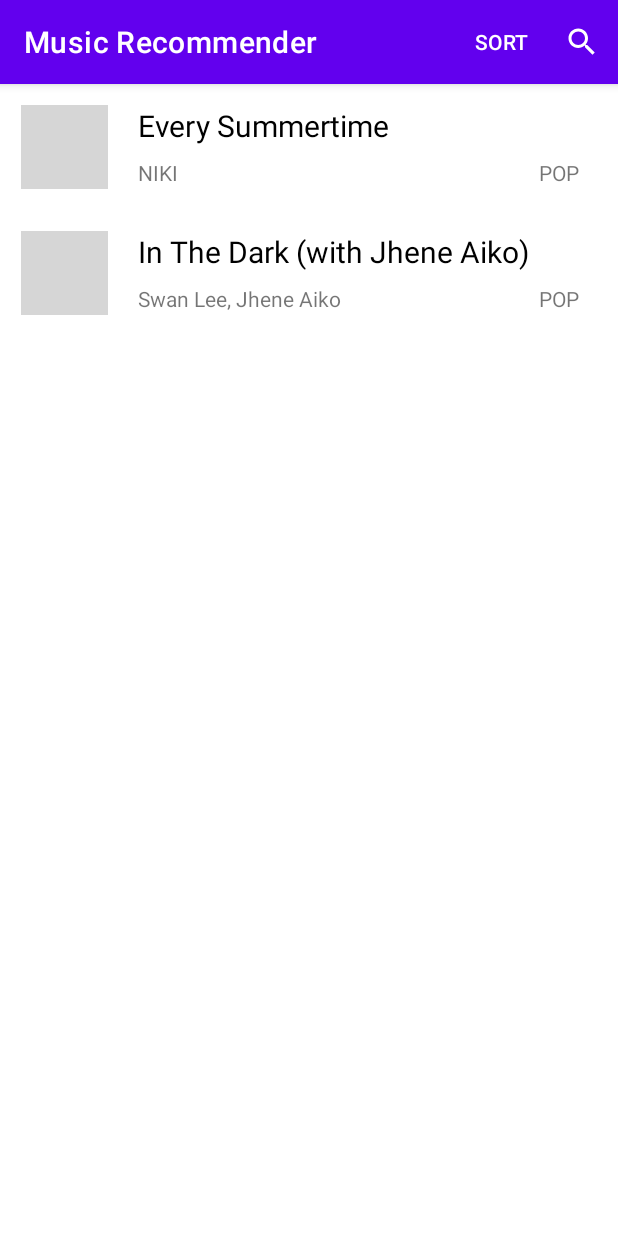
After one commit to joyajeong/muse, an Android app: the SongListActivity screen opened directly, with no data from a screen before it, on a phone screen of 412 x 824 dp. The commit adds this screen. Run offline under Robolectric (Android 15) with nearby library versions, the phone set to English and light mode, and no system bars; pictures from the network do not load; grey boxes are pictures that could not be loaded.

Commit message:
Created simple recycler view and detail screen

```diff
--- a/app/build.gradle
+++ b/app/build.gradle
@@ -35,4 +35,8 @@ dependencies {
     testImplementation 'junit:junit:4.+'
     androidTestImplementation 'androidx.test.ext:junit:1.1.3'
     androidTestImplementation 'androidx.test.espresso:espresso-core:3.4.0'
+    implementation "androidx.recyclerview:recyclerview:1.2.1"
+    implementation "androidx.recyclerview:recyclerview-selection:1.1.0"
+    implementation 'com.github.bumptech.glide:glide:4.8.0'
+    annotationProcessor 'com.github.bumptech.glide:compiler:4.8.0'
 }
--- /dev/null
+++ b/app/src/main/java/au/edu/unsw/infs3634/musicrecommender/Artist.java
@@ -0,0 +1,28 @@
+package au.edu.unsw.infs3634.musicrecommender;
+
+public class Artist {
+    private String id;
+    private String name;
+
+    public Artist(String id, String name) {
+        this.name = name;
+        this.id = id;
+    }
+
+    public String getId() {
+        return id;
+    }
+
+    public void setId(String id) {
+        this.id = id;
+    }
+
+    public String getName() {
+        return name;
+    }
+
+    public void setName(String name) {
+        this.name = name;
+    }
+
+}
--- /dev/null
+++ b/app/src/main/java/au/edu/unsw/infs3634/musicrecommender/LikedSong.java
@@ -0,0 +1,130 @@
+package au.edu.unsw.infs3634.musicrecommender;
+
+import android.util.Log;
+
+import java.sql.Array;
+import java.util.ArrayList;
+import java.util.Arrays;
+
+public class LikedSong {
+    private String id;
+    private String name;
+    private ArrayList<Artist> artists;
+    private String genre;
+    private String description;
+    private int rating;
+    private String imageURL;
+
+    public LikedSong(String id, String name, ArrayList<Artist> artists, String genre, String description, int rating, String imageURL) {
+        this.id = id;
+        this.name = name;
+        this.artists = artists;
+        this.genre = genre;
+        this.description = description;
+        this.rating = rating;
+        this.imageURL = imageURL;
+    }
+
+    public String getId() {
+        return id;
+    }
+
+    public void setId(String id) {
+        this.id = id;
+    }
+
+    public String getName() {
+        return name;
+    }
+
+    public void setName(String name) {
+        this.name = name;
+    }
+
+    public ArrayList<Artist> getArtists() {
+        return artists;
+    }
+
+    public String getGenre() {
+        return genre;
+    }
+
+    public void setGenre(String genre) {
+        this.genre = genre;
+    }
+
+    public String getDescription() {
+        return description;
+    }
+
+    public void setDescription(String genre) {
+        this.description = description;
+    }
+
+    public int getRating() {
+        return rating;
+    }
+
+    public void setRating(int rating) {
+        this.rating = rating;
+    }
+
+    public String getImageURL() {
+        return imageURL;
+    }
+
+    public void setImageURL(String imageURL) {
+        this.imageURL = imageURL;
+    }
+
+
+    public static ArrayList<LikedSong> getLikedSongs() {
+        Log.i("Where", "in getLikedSongs()");
+
+        ArrayList<LikedSong> songs = new ArrayList<>();
+        ArrayList<Artist> artist1 = new ArrayList<>();
+        artist1.add(new Artist("1234", "NIKI"));
+
+        ArrayList<Artist> artist2 = new ArrayList<>();
+        artist2.add(new Artist("1233", "Swan Lee"));
+        artist2.add(new Artist("1235", "Jhene Aiko"));
+
+        songs.add(new LikedSong("123", "Every Summertime", artist1, "POP", "A song from the Shang-Chi soundtrack", 4, "https://i.scdn.co/image/ab67616d0000b2735843d11205f6dd6a2ab5f967"));
+        songs.add(new LikedSong("124", "In The Dark (with Jhene Aiko)", artist2, "POP", "A song from the Shang-Chi soundtrack", 5, "https://i.scdn.co/image/ab67616d0000b2735843d11205f6dd6a2ab5f967"));
+
+
+        return songs;
+    }
+
+    public static LikedSong getLikedSong(String id) {
+        // Implement a method that returns one song based on it's id
+        ArrayList<LikedSong> list = getLikedSongs();
+        for (LikedSong s : list) {
+            if (s.getId().equals(id)) {
+                Log.i("Match?", "match found");
+                Log.i("Song name", s.getName());
+                return s;
+            }
+        }
+        Log.i("Where", "end of getLikedSongs() -> no matches");
+        return null;
+    }
+
+    public static String formatArtistNames(ArrayList<Artist> artists) {
+        String artistNamesArray[] = new String[artists.size()];
+        for (int i = 0; i < artists.size(); i++) {
+            artistNamesArray[i] = artists.get(i).getName();
+        }
+        String names = Arrays.toString(artistNamesArray)
+                .replace("[", "")  //remove the right bracket
+                .replace("]", "")  //remove the left bracket
+                .trim();           //remove trailing spaces from partially initialized arrays
+        return names;
+    }
+
+    @Override
+    public String toString() {
+        return "song name: " + this.getName() +
+                ", song artist: " + this.getArtists();
+    }
+}
--- /dev/null
+++ b/app/src/main/java/au/edu/unsw/infs3634/musicrecommender/RecyclerViewAdapter.java
@@ -0,0 +1,150 @@
+package au.edu.unsw.infs3634.musicrecommender;
+
+
+import android.content.Context;
+import android.content.Intent;
+import android.graphics.Bitmap;
+import android.graphics.BitmapFactory;
+import android.os.AsyncTask;
+import android.util.Log;
+import android.view.LayoutInflater;
+import android.view.View;
+import android.view.ViewGroup;
+import android.widget.Filter;
+import android.widget.Filterable;
+import android.widget.ImageView;
+import android.widget.TextView;
+import android.widget.Toast;
+
+import androidx.annotation.NonNull;
+import androidx.recyclerview.widget.RecyclerView;
+
+import com.bumptech.glide.Glide;
+import com.bumptech.glide.load.engine.DiskCacheStrategy;
+
+import java.io.InputStream;
+import java.text.NumberFormat;
+import java.util.ArrayList;
+import java.util.Collections;
+import java.util.Comparator;
+import java.util.Locale;
+
+public class RecyclerViewAdapter extends RecyclerView.Adapter<RecyclerViewAdapter.ViewHolder> implements Filterable {
+
+    private ArrayList<LikedSong> mLikedSongs;
+    private ArrayList<LikedSong> mLikedSongsFiltered;
+    private ClickListener mClickListener;
+
+    public RecyclerViewAdapter(ArrayList<LikedSong> likedSongs, ClickListener listener) {
+        this.mLikedSongs = likedSongs;
+        this.mLikedSongsFiltered = likedSongs;
+        this.mClickListener = listener;
+    }
+
+    @Override
+    public Filter getFilter() {
+        return new Filter() {
+            @Override
+            protected FilterResults performFiltering(CharSequence charSequence) {
+                String charString = charSequence.toString();
+                if(charString.isEmpty()) {
+                    mLikedSongsFiltered = mLikedSongs;
+                } else {
+                    ArrayList<LikedSong> filteredList = new ArrayList<>();
+                    for (LikedSong s : mLikedSongs) {
+                        if (s.getName().toLowerCase().contains(charString.toLowerCase())) {
+                            filteredList.add(s);
+                        }
+                    }
+                    mLikedSongsFiltered = filteredList;
+                }
+                FilterResults filterResult = new FilterResults();
+                filterResult.values = mLikedSongsFiltered;
+                return filterResult;
+            }
+
+            @Override
+            protected void publishResults(CharSequence charSequence, FilterResults filterResults) {
+                mLikedSongsFiltered = (ArrayList<LikedSong>) filterResults.values;
+                notifyDataSetChanged();
+            }
+        };
+    }
+
+    // Allows clicks events to be caught
+    public interface ClickListener {
+        void onClick(View view, int position);
+    }
+
+    @NonNull
+    @Override
+    public ViewHolder onCreateViewHolder(@NonNull ViewGroup parent, int viewType) {
+        View view = LayoutInflater.from(parent.getContext()).inflate(R.layout.song_row, parent, false);
+        return new ViewHolder(view, mClickListener);
+    }
+
+    @Override
+    public void onBindViewHolder(@NonNull ViewHolder holder, int position) {
+        final LikedSong song = mLikedSongsFiltered.get(position);
+        holder.songName.setText(song.getName());
+        holder.artistName.setText(LikedSong.formatArtistNames(song.getArtists()));
+        holder.songGenre.setText(song.getGenre());
+        Glide.with(holder.image.getContext())
+                .load(song.getImageURL())
+                .into(holder.image);
+
+    }
+
+    @Override
+    public int getItemCount() {
+        return mLikedSongsFiltered.size();
+    }
+
+    public class ViewHolder extends RecyclerView.ViewHolder implements View.OnClickListener{
+        ImageView image;
+        TextView songName, artistName, songGenre;
+        ClickListener listener;
+
+        public ViewHolder(View itemView, ClickListener listener) {
+            super(itemView);
+            image = itemView.findViewById(R.id.ivImage);
+            songName = itemView.findViewById(R.id.tvSongName);
+            artistName = itemView.findViewById(R.id.tvArtist);
+            songGenre = itemView.findViewById(R.id.tvGenre);
+            itemView.setOnClickListener(this);
+        }
+
+        @Override
+        public void onClick(View view) {
+            if (mClickListener != null) mClickListener.onClick(view, getAbsoluteAdapterPosition());
+//            listener.onClick(view, (Integer) view.getTag());
+        }
+    }
+
+    public String formatNumber(int number) {
+        return NumberFormat.getNumberInstance(Locale.US).format(number);
+    }
+
+    //sort method
+    public void sort(final int sortMethod) {
+        if(mLikedSongsFiltered.size() > 0) {
+            Collections.sort(mLikedSongsFiltered, new Comparator<LikedSong>() {
+                @Override
+                public int compare(LikedSong s1, LikedSong s2) {
+                    //sort by song name
+                    if (sortMethod == 1) {
+                        return s1.getName().compareTo(s2.getName());
+                    }
+                    //not sure how to sort by array list of artists
+//                    } else if (sortMethod == 2) {
+//                        //sort by artist name
+//                        return s1.get().compareTo(s2.getTotalConfirmed());
+//                    }
+                    return s1.getName().compareTo(s2.getName());
+                }
+            });
+        }
+        notifyDataSetChanged();
+    }
+
+}
--- /dev/null
+++ b/app/src/main/java/au/edu/unsw/infs3634/musicrecommender/SongListActivity.java
@@ -0,0 +1,85 @@
+package au.edu.unsw.infs3634.musicrecommender;
+
+import androidx.appcompat.app.AppCompatActivity;
+import androidx.recyclerview.widget.LinearLayoutManager;
+import androidx.recyclerview.widget.RecyclerView;
+
+import android.content.Intent;
+import android.os.Bundle;
+import android.util.Log;
+import android.view.Menu;
+import android.view.MenuInflater;
+import android.view.MenuItem;
+import android.view.View;
+import android.widget.Button;
+import android.widget.SearchView;
+import android.widget.Toast;
+import java.util.ArrayList;
+
+public class SongListActivity extends AppCompatActivity {
+    private ArrayList<LikedSong> songs;
+    private RecyclerViewAdapter adapter;
+
+    @Override
+    protected void onCreate(Bundle savedInstanceState) {
+        super.onCreate(savedInstanceState);
+        setContentView(R.layout.activity_song_list);
+
+        songs = LikedSong.getLikedSongs();
+        Log.i("checking songs", songs.get(1).getName());
+        RecyclerView recyclerView = findViewById(R.id.rvSongs);
+
+        RecyclerViewAdapter.ClickListener listener = new RecyclerViewAdapter.ClickListener() {
+            @Override
+            public void onClick(View view, int position) {
+                Log.i("location", "in onClick()");
+                final LikedSong song = songs.get(position);
+                Log.i("name of song clicked", song.getName());
+                Intent intent = new Intent(SongListActivity.this, SongDetailActivity.class);
+                intent.putExtra("SONG_ID", song.getId());
+                startActivity(intent);
+            }
+        };
+        adapter = new RecyclerViewAdapter(songs, listener);
+        recyclerView.setAdapter(adapter);
+        RecyclerView.LayoutManager layoutManager = new LinearLayoutManager(getApplicationContext());
+        recyclerView.setLayoutManager(layoutManager);
+    }
+
+    @Override
+    public boolean onCreateOptionsMenu(Menu menu) {
+        MenuInflater inflater = getMenuInflater();
+        inflater.inflate(R.menu.menu_song_list, menu);
+        SearchView searchView = (SearchView) menu.findItem(R.id.app_bar_search).getActionView();
+        searchView.setOnQueryTextListener(new SearchView.OnQueryTextListener() {
+            @Override
+            public boolean onQueryTextSubmit(String s) {
+                adapter.getFilter().filter(s);
+                return false;
+            }
+
+            @Override
+            public boolean onQueryTextChange(String s) {
+                adapter.getFilter().filter(s);
+                return false;
+            }
+        });
+        return true;
+    }
+
+    @Override
+    public boolean onOptionsItemSelected(MenuItem item) {
+        switch(item.getItemId()) {
+            case R.id.sortSongName:
+                //sort by new cases
+                adapter.sort(1);
+                return true;
+//            case R.id.sortTotalCases:
+//                //sort by total cases
+//                adapter.sort(2);
+//                return true;
+            default:
+                return super.onOptionsItemSelected(item);
+        }
+    }
+}
--- /dev/null
+++ b/app/src/main/res/drawable/ic_baseline_search_24.xml
@@ -0,0 +1,10 @@
+<vector xmlns:android="http://schemas.android.com/apk/res/android"
+    android:width="24dp"
+    android:height="24dp"
+    android:viewportWidth="24"
+    android:viewportHeight="24"
+    android:tint="?attr/colorControlNormal">
+  <path
+      android:fillColor="@android:color/white"
+      android:pathData="M15.5,14h-0.79l-0.28,-0.27C15.41,12.59 16,11.11 16,9.5 16,5.91 13.09,3 9.5,3S3,5.91 3,9.5 5.91,16 9.5,16c1.61,0 3.09,-0.59 4.23,-1.57l0.27,0.28v0.79l5,4.99L20.49,19l-4.99,-5zM9.5,14C7.01,14 5,11.99 5,9.5S7.01,5 9.5,5 14,7.01 14,9.5 11.99,14 9.5,14z"/>
+</vector>
--- /dev/null
+++ b/app/src/main/res/layout/activity_song_list.xml
@@ -0,0 +1,17 @@
+<?xml version="1.0" encoding="utf-8"?>
+<androidx.constraintlayout.widget.ConstraintLayout xmlns:android="http://schemas.android.com/apk/res/android"
+    xmlns:app="http://schemas.android.com/apk/res-auto"
+    xmlns:tools="http://schemas.android.com/tools"
+    android:layout_width="match_parent"
+    android:layout_height="match_parent"
+    tools:context=".SongListActivity">
+
+    <androidx.recyclerview.widget.RecyclerView
+        android:id="@+id/rvSongs"
+        android:layout_width="match_parent"
+        android:layout_height="match_parent"
+        app:layout_constraintEnd_toEndOf="parent"
+        app:layout_constraintHorizontal_bias="0.0"
+        app:layout_constraintStart_toStartOf="parent"
+        app:layout_constraintTop_toTopOf="parent" />
+</androidx.constraintlayout.widget.ConstraintLayout>
--- /dev/null
+++ b/app/src/main/res/layout/song_row.xml
@@ -0,0 +1,49 @@
+<?xml version="1.0" encoding="utf-8"?>
+<androidx.constraintlayout.widget.ConstraintLayout xmlns:android="http://schemas.android.com/apk/res/android"
+    xmlns:app="http://schemas.android.com/apk/res-auto"
+    xmlns:tools="http://schemas.android.com/tools"
+    android:layout_width="match_parent"
+    android:layout_height="wrap_content"
+    android:padding="10dp">
+
+    <TextView
+        android:id="@+id/tvSongName"
+        android:layout_width="wrap_content"
+        android:layout_height="wrap_content"
+        android:layout_marginStart="20dp"
+        android:textColor="@color/black"
+        android:textSize="20sp"
+        app:layout_constraintStart_toEndOf="@+id/ivImage"
+        app:layout_constraintTop_toTopOf="@+id/ivImage" />
+
+    <ImageView
+        android:id="@+id/ivImage"
+        android:layout_width="58dp"
+        android:layout_height="56dp"
+        android:layout_marginStart="4dp"
+        android:layout_marginTop="4dp"
+        android:layout_marginBottom="4dp"
+        app:layout_constraintBottom_toBottomOf="parent"
+        app:layout_constraintStart_toStartOf="parent"
+        app:layout_constraintTop_toTopOf="parent"
+        app:srcCompat="@drawable/ic_launcher_background" />
+
+    <TextView
+        android:id="@+id/tvArtist"
+        android:layout_width="wrap_content"
+        android:layout_height="wrap_content"
+        android:layout_marginTop="8dp"
+        app:layout_constraintStart_toStartOf="@+id/tvSongName"
+        app:layout_constraintTop_toBottomOf="@+id/tvSongName" />
+
+    <TextView
+        android:id="@+id/tvGenre"
+        android:layout_width="wrap_content"
+        android:layout_height="wrap_content"
+        android:layout_marginEnd="16dp"
+        app:layout_constraintBottom_toBottomOf="@+id/tvArtist"
+        app:layout_constraintEnd_toEndOf="parent"
+        app:layout_constraintTop_toTopOf="@+id/tvArtist"
+        app:layout_constraintVertical_bias="0.0" />
+
+</androidx.constraintlayout.widget.ConstraintLayout>
--- /dev/null
+++ b/app/src/main/res/menu/menu_song_list.xml
@@ -0,0 +1,23 @@
+<?xml version="1.0" encoding="utf-8"?>
+<menu xmlns:app="http://schemas.android.com/apk/res-auto"
+    xmlns:android="http://schemas.android.com/apk/res/android">
+
+    <item
+        android:title="Sort"
+        app:showAsAction="always">
+        <menu>
+            <item
+                android:id="@+id/sortSongName"
+                android:title="Song" />
+            <item
+                android:id="@+id/sortArtist"
+                android:title="Artist" />
+        </menu>
+    </item>
+    <item
+        android:id="@+id/app_bar_search"
+        android:icon="@drawable/ic_baseline_search_24"
+        android:title="Search"
+        app:actionViewClass="android.widget.SearchView"
+        app:showAsAction="always" />
+</menu>
```
Also changed, not shown: app/src/main/AndroidManifest.xml (+9 -0 lines), app/src/main/java/au/edu/unsw/infs3634/musicrecommender/MainActivity.java (+12 -0 lines), app/src/main/java/au/edu/unsw/infs3634/musicrecommender/SongDetailActivity.java (added, +47 -0 lines), app/src/main/res/layout/activity_main.xml (+12 -0 lines), app/src/main/res/layout/activity_song_detail.xml (added, +55 -0 lines).
